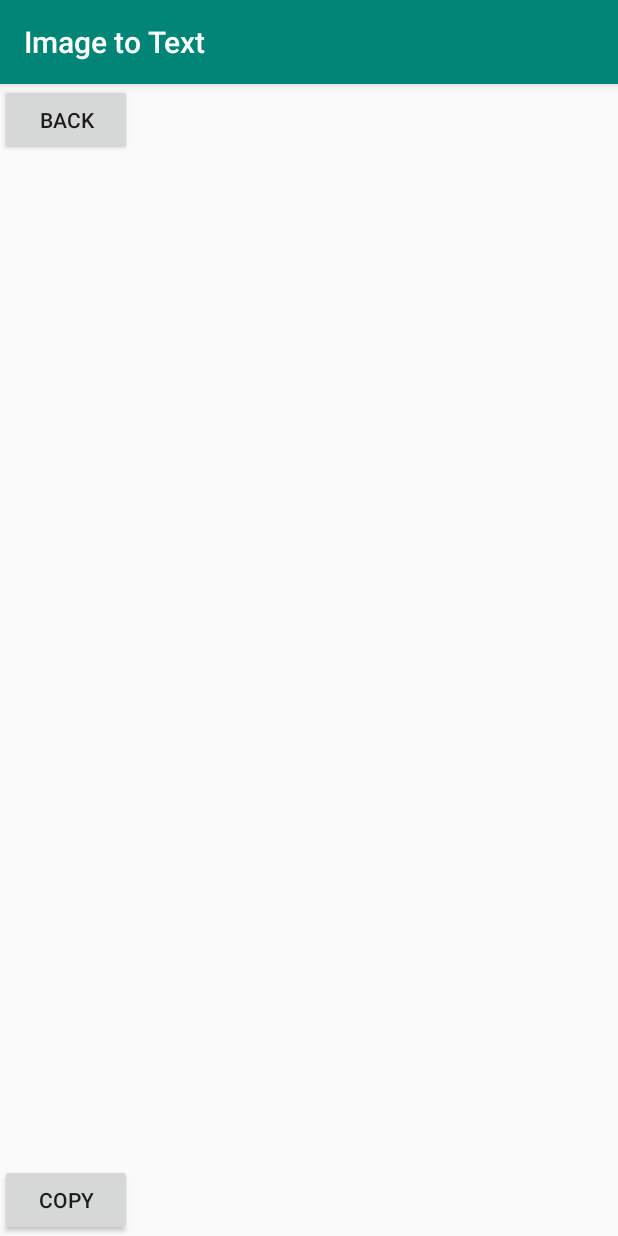
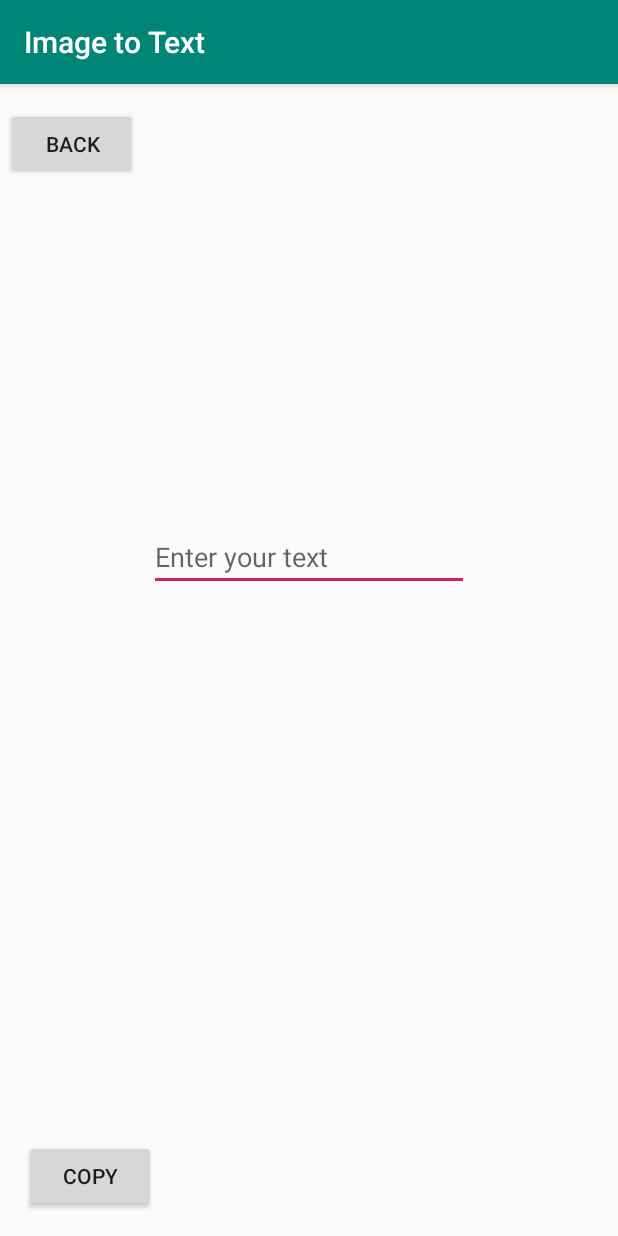
Before and after one commit to respen34/Image2Text, an Android app: the text_Copy screen opened directly, with no data from a screen before it, on a phone screen of 412 x 824 dp. Run offline under Robolectric (Android 15) with nearby library versions, the phone set to English and light mode, and no system bars.

Commit message:
Added two activities, improved UI

```diff
--- a/app/src/main/res/layout/activity_text__copy.xml
+++ b/app/src/main/res/layout/activity_text__copy.xml
@@ -10,7 +10,9 @@
         android:id="@+id/button"
         android:layout_width="wrap_content"
         android:layout_height="wrap_content"
-        android:text="Copy"
+        android:layout_marginStart="16dp"
+        android:layout_marginBottom="16dp"
+        android:text="@string/button_copy"
         app:layout_constraintBottom_toBottomOf="parent"
         app:layout_constraintStart_toStartOf="parent" />
 
@@ -18,7 +20,24 @@
         android:id="@+id/button2"
         android:layout_width="wrap_content"
         android:layout_height="wrap_content"
-        android:text="Back"
+        android:layout_marginStart="4dp"
+        android:layout_marginTop="16dp"
+        android:text="@string/back_text"
         app:layout_constraintStart_toStartOf="parent"
         app:layout_constraintTop_toTopOf="parent" />
+
+    <EditText
+        android:id="@+id/editText3"
+        android:layout_width="wrap_content"
+        android:layout_height="wrap_content"
+        android:ems="10"
+        android:gravity="start|top"
+        android:hint="@string/edit_text"
+        android:inputType="textMultiLine"
+        app:layout_constraintBottom_toBottomOf="parent"
+        app:layout_constraintEnd_toEndOf="parent"
+        app:layout_constraintStart_toStartOf="parent"
+        app:layout_constraintTop_toTopOf="parent"
+        app:layout_constraintVertical_bias="0.405" />
+
 </androidx.constraintlayout.widget.ConstraintLayout>
--- a/app/src/main/res/values/strings.xml
+++ b/app/src/main/res/values/strings.xml
@@ -1,3 +1,8 @@
 <resources>
     <string name="app_name">Image to Text</string>
+    <string name="edit_text">Enter your text</string>
+    <string name="button_copy">Copy</string>
+    <string name="back_text">Back</string>
+    <string name="confirm_text">Confirm</string>
+    <string name="retake_photo">Change Photo</string>
 </resources>
```
Also changed, not shown: app/src/main/java/com/example/imagetotext/Image_BoxEditor.java (+12 -1 lines), app/src/main/java/com/example/imagetotext/MainActivity.java (+0 -12 lines), app/src/main/res/layout/activity_image__box_editor.xml (+13 -1 lines), 2 other files.
